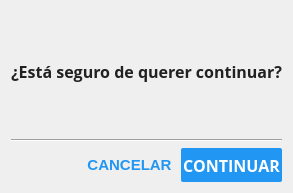
Qt form interface/qt/ui/confirmationPopUp.ui (usbceic/ceic-sv) before a commit.
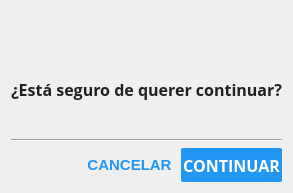
The same form after that commit. Icons and pictures are not drawn.

Commit message: Agregado popUp de confirmación para vender con deuda

The edit to the form file:
```diff
--- a/interface/qt/ui/confirmationPopUp.ui
+++ b/interface/qt/ui/confirmationPopUp.ui
@@ -129,6 +129,11 @@
       </layout>
      </item>
      <item>
+      <layout class="QVBoxLayout" name="verticalLayout_2">
+       <property name="spacing">
+        <number>0</number>
+       </property>
+       <item>
       <widget class="QLabel" name="dtitle1">
        <property name="font">
         <font>
@@ -169,6 +174,8 @@
         <set>Qt::AlignCenter</set>
        </property>
       </widget>
+       </item>
+      </layout>
      </item>
      <item>
       <widget class="Line" name="line">
```
Lines whose indentation alone changed are shown as unchanged. The commit also changes 1 other file.
